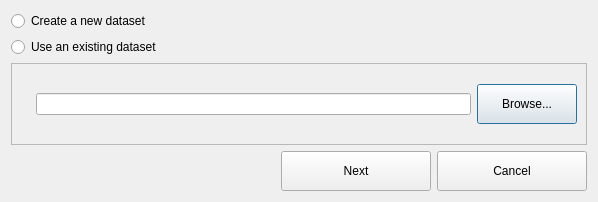
Before: the Qt Designer form python/resources/ui/ImportDialogWizard.ui in introlab/OpenIMU, drawn with Qt 5.
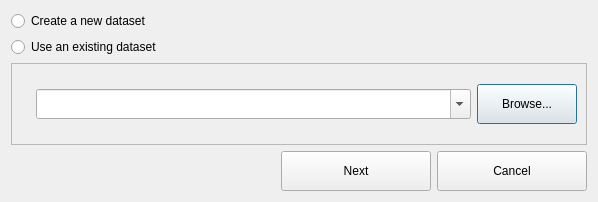
After: the same form once the commit is applied. Icons and pictures are not drawn.

Patch:
```diff
--- a/python/resources/ui/ImportDialogWizard.ui
+++ b/python/resources/ui/ImportDialogWizard.ui
@@ -63,7 +63,23 @@
       <item>
        <layout class="QHBoxLayout" name="horizontalLayout_2">
         <item>
-         <widget class="QLineEdit" name="txtFilename"/>
+         <widget class="QComboBox" name="cmbFilename">
+          <property name="sizePolicy">
+           <sizepolicy hsizetype="Expanding" vsizetype="Fixed">
+            <horstretch>0</horstretch>
+            <verstretch>0</verstretch>
+           </sizepolicy>
+          </property>
+          <property name="minimumSize">
+           <size>
+            <width>0</width>
+            <height>30</height>
+           </size>
+          </property>
+          <property name="editable">
+           <bool>true</bool>
+          </property>
+         </widget>
         </item>
         <item>
          <widget class="QPushButton" name="btnBrowse">
```
Left out of the diff: 2 changed lines with no effect on the pictures.
